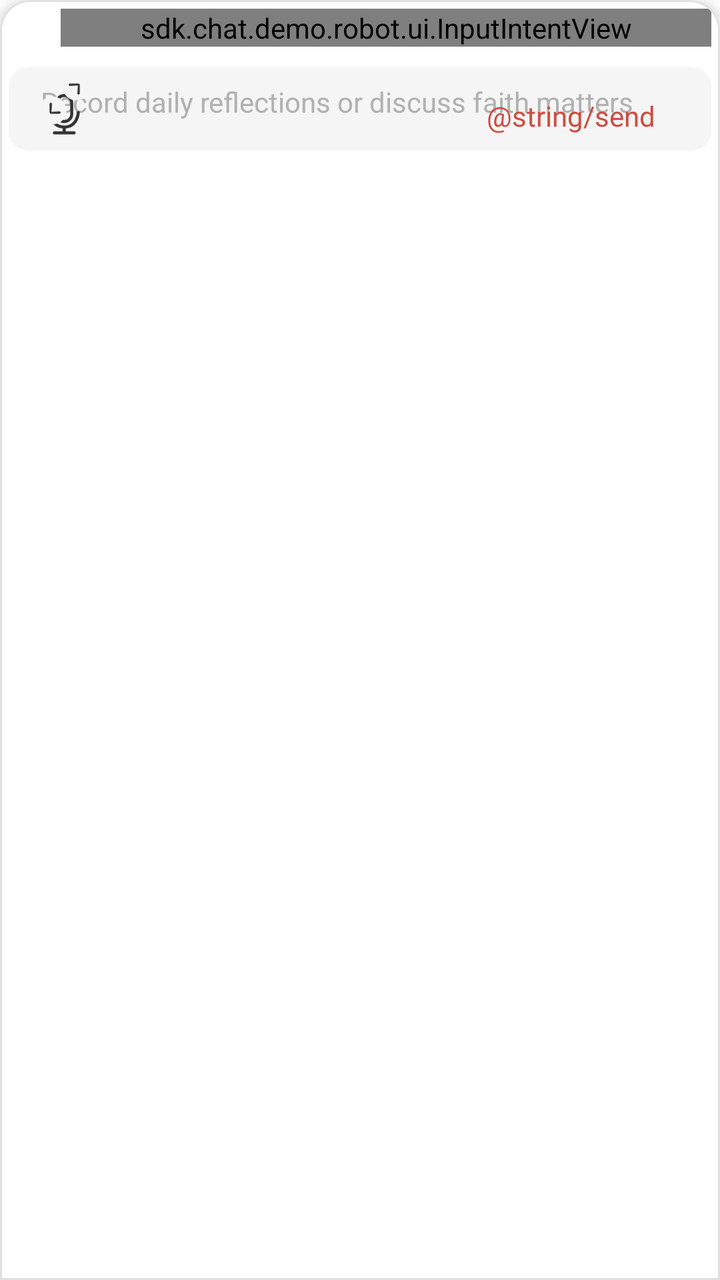
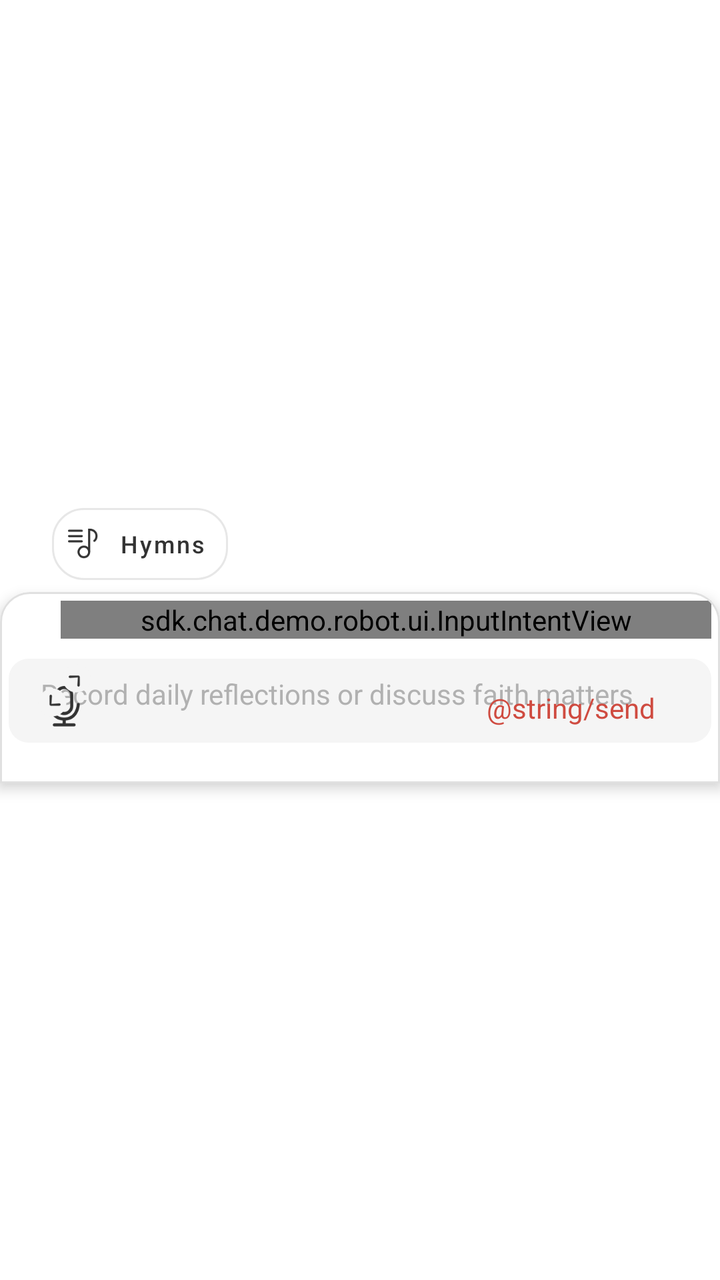

The first picture is an Android layout as it rendered before a commit; the second is the same layout after the commit. The layout source and the unified diff follow.
<!-- AndroidManifest.xml: application theme GGTheme -->
<!-- res/layout/view_message_input.xml -->
<com.google.android.material.card.MaterialCardView xmlns:android="http://schemas.android.com/apk/res/android"
    xmlns:app="http://schemas.android.com/apk/res-auto"
    android:layout_width="match_parent"
    android:layout_height="wrap_content"
    app:cardBackgroundColor="@color/white"
    app:cardElevation="4dp"
    app:shapeAppearanceOverlay="@style/TopRoundedCard"
    app:strokeColor="#E0E0E0"
    app:strokeWidth="1dp">

    <LinearLayout
        android:layout_width="match_parent"
        android:layout_height="wrap_content"
        android:gravity="center_vertical"
        android:orientation="vertical">

        <sdk.chat.demo.robot.ui.InputIntentView
            android:id="@+id/inputIntent"
            android:layout_width="match_parent"
            android:layout_height="wrap_content"
            android:layout_marginLeft="26dp"/>

        <FrameLayout
            android:layout_width="match_parent"
            android:layout_height="wrap_content"
            android:gravity="center_vertical"
            android:orientation="vertical"
            android:paddingTop="10dp"
            android:paddingBottom="16dp">

            <LinearLayout
                android:id="@+id/inputContainer"
                android:layout_width="match_parent"
                android:layout_height="wrap_content"
                android:background="@drawable/edittext_rounded_bg"
                android:orientation="vertical">

                <EditText
                    android:id="@+id/messagePrompt"
                    android:layout_width="match_parent"
                    android:layout_height="wrap_content"
                    android:layout_marginStart="8dp"
                    android:layout_marginEnd="8dp"
                    android:background="@color/transparent"
                    android:inputType="textAutoCorrect|textAutoComplete|textMultiLine|textCapSentences"
                    android:paddingLeft="8dp"
                    android:paddingTop="8dp"
                    android:paddingRight="8dp"
                    android:textColor="@color/text_prompt"
                    android:textSize="14sp"
                    android:visibility="gone" />

                <EditText
                    android:id="@id/messageInput"
                    android:layout_width="match_parent"
                    android:layout_height="match_parent"
                    android:layout_marginStart="8dp"
                    android:layout_marginEnd="8dp"
                    android:background="@color/transparent"
                    android:gravity="top|left"
                    android:hint="@string/msg_input_hint"
                    android:inputType="textAutoCorrect|textAutoComplete|textMultiLine|textCapSentences"
                    android:maxLines="6"
                    android:minHeight="42dp"
                    android:padding="8dp"
                    android:textColorHint="@color/text_gray"
                    android:textSize="14sp" />
            </LinearLayout>

            <FrameLayout
                android:layout_width="wrap_content"
                android:layout_height="wrap_content"
                android:layout_gravity="bottom|left"
                android:layout_marginLeft="12dp">

                <sdk.chat.demo.robot.ui.CircleOverlayView
                    android:id="@+id/circleOverlay"
                    android:layout_width="40dp"
                    android:layout_height="40dp"
                    android:layout_gravity="center"
                    android:visibility="gone"
                    app:circleColor="#ffCF4B40"
                    app:ringColor="#59CF4B40"
                    app:ringWidth="4dp" />

                <ImageView
                    android:id="@id/attachmentButton"
                    android:layout_width="wrap_content"
                    android:layout_height="wrap_content"
                    android:layout_gravity="center"
                    android:padding="8dp"
                    android:src="@mipmap/ic_audio" />
            </FrameLayout>

            <FrameLayout
                android:id="@+id/buttonContainer"
                android:layout_width="wrap_content"
                android:layout_height="wrap_content"
                android:layout_gravity="bottom|right"
                android:layout_marginRight="20dp">

                <ImageView
                    android:id="@+id/messageStopButton"
                    android:layout_width="wrap_content"
                    android:layout_height="wrap_content"
                    android:padding="8dp"
                    android:src="@mipmap/ic_stop_ai"
                    android:visibility="gone" />

                <TextView
                    android:id="@id/messageSendButton"
                    android:layout_width="wrap_content"
                    android:layout_height="wrap_content"
                    android:padding="8dp"
                    android:text="@string/send"
                    android:textColor="@color/item_text_selected"
                    android:textSize="14sp" />
            </FrameLayout>

            <ImageView
                android:id="@+id/editMode"
                android:layout_width="wrap_content"
                android:layout_height="wrap_content"
                android:layout_gravity="top|left"
                android:layout_marginLeft="4dp"
                android:paddingLeft="8dp"
                android:paddingRight="8dp"
                android:paddingBottom="8dp"
                android:src="@mipmap/ic_expand" />

        </FrameLayout>
    </LinearLayout>

</com.google.android.material.card.MaterialCardView>
<!-- resources referenced by this layout -->
<resources>
  <color name="item_text_selected">#FFCF4B40</color>
  <color name="text_gray">#B1B1B1</color>
  <color name="text_prompt">#69000000</color>
  <color name="transparent">#00000000</color>
  <color name="white">#FFFFFFFF</color>
  <!-- drawable edittext_rounded_bg (drawable) -->
  <?xml version="1.0" encoding="utf-8"?>
  <shape xmlns:android="http://schemas.android.com/apk/res/android"
      android:shape="rectangle">
  
  
  
  
  
  
      
      <solid android:color="@color/bg_gray_button" />
  
      
      <corners android:radius="10dp" />
  
  
  
  
  
  
  
  </shape>
  <!-- mipmap ic_audio: png bitmap (mipmap-hdpi, 1214 bytes) -->
  <!-- mipmap ic_expand: png bitmap (mipmap-hdpi, 1777 bytes) -->
  <!-- mipmap ic_stop_ai: png bitmap (mipmap-hdpi, 1419 bytes) -->
  <string name="msg_input_hint">Record daily reflections or discuss faith matters</string>
  <string name="send">发送</string>
  <style name="TopRoundedCard">
          <item name="cornerFamily">rounded</item>
          <item name="cornerSizeTopLeft">15dp</item>
          <item name="cornerSizeTopRight">15dp</item>
          <item name="cornerSizeBottomLeft">0dp</item>
          <item name="cornerSizeBottomRight">0dp</item>
      </style>
  <style name="GGTheme" parent="Theme.MaterialComponents.Light.Bridge">
          <item name="android:windowIsTranslucent">true</item>
  
          
  
          
          <item name="android:windowFullscreen">false</item>
          <item name="windowActionBar">false</item>
          <item name="android:windowActionBar">false</item>
          <item name="windowNoTitle">true</item>
          <item name="android:windowNoTitle">true</item>
          
          <item name="android:windowBackground">@color/white</item>
          
          <item name="android:navigationBarColor">@color/white</item>
          
          <item name="android:statusBarColor">@color/white</item>
  
  
  
  
  
          <item name="colorPrimary">@color/white</item>
          <item name="colorPrimaryDark">#2D8659</item>
  
          <item name="colorAccent">#339966</item>
          <item name="colorControlNormal">@color/text_primary</item>
  
          <item name="outcomingDefaultBubbleColor">#2D8659</item>
          <item name="outcomingDefaultBubblePressedColor">#2D8659</item>
  
  
  
  
      </style>
  <color name="bg_gray_button">#F5F5F5</color>
  <color name="text_primary">@android:color/black</color>
</resources>

<!-- the commit's change to res/layout/view_message_input.xml (unified diff, before → after) -->
@@ -1,134 +1,177 @@
-<com.google.android.material.card.MaterialCardView xmlns:android="http://schemas.android.com/apk/res/android"
+<LinearLayout xmlns:android="http://schemas.android.com/apk/res/android"
     xmlns:app="http://schemas.android.com/apk/res-auto"
     android:layout_width="match_parent"
     android:layout_height="wrap_content"
-    app:cardBackgroundColor="@color/white"
-    app:cardElevation="4dp"
-    app:shapeAppearanceOverlay="@style/TopRoundedCard"
-    app:strokeColor="#E0E0E0"
-    app:strokeWidth="1dp">
+    android:gravity="center_vertical"
+    android:orientation="vertical">
 
     <LinearLayout
+        android:id="@+id/menus"
         android:layout_width="match_parent"
         android:layout_height="wrap_content"
-        android:gravity="center_vertical"
-        android:orientation="vertical">
+        android:orientation="horizontal"
+        android:layout_marginLeft="26dp">
+        
 
-        <sdk.chat.demo.robot.ui.InputIntentView
-            android:id="@+id/inputIntent"
-            android:layout_width="match_parent"
+
+        <com.google.android.material.button.MaterialButton
+            android:id="@+id/hymns"
+            style="@style/ExploreButtonStyle"
+            android:layout_width="wrap_content"
             android:layout_height="wrap_content"
-            android:layout_marginLeft="26dp"/>
+            android:gravity="center"
+            android:paddingRight="4dp"
+            android:text="@string/hymns"
+            android:drawableLeft="@mipmap/ic_search_songs"
+            android:textSize="12sp"
+            app:cornerRadius="16dp" />
 
-        <FrameLayout
+        <com.google.android.material.button.MaterialButton
+            android:id="@+id/bible"
+            android:visibility="gone"
+            style="@style/ExploreButtonStyle"
+            android:layout_width="wrap_content"
+            android:layout_height="wrap_content"
+            android:layout_marginLeft="8dp"
+            android:gravity="center"
+            app:cornerRadius="16dp"
+            android:drawableLeft="@mipmap/ic_read_bible"
+            android:text="@string/read_bible"
+            android:textSize="12sp" />
+
+    </LinearLayout>
+
+    <com.google.android.material.card.MaterialCardView
+        android:layout_width="match_parent"
+        android:layout_height="wrap_content"
+        app:cardBackgroundColor="@color/white"
+        app:cardElevation="4dp"
+        app:shapeAppearanceOverlay="@style/TopRoundedCard"
+        app:strokeColor="#E0E0E0"
+        app:strokeWidth="1dp">
+
+        <LinearLayout
             android:layout_width="match_parent"
             android:layout_height="wrap_content"
             android:gravity="center_vertical"
-            android:orientation="vertical"
-            android:paddingTop="10dp"
-            android:paddingBottom="16dp">
+            android:orientation="vertical">
 
-            <LinearLayout
-                android:id="@+id/inputContainer"
+            <sdk.chat.demo.robot.ui.InputIntentView
+                android:id="@+id/inputIntent"
                 android:layout_width="match_parent"
                 android:layout_height="wrap_content"
-                android:background="@drawable/edittext_rounded_bg"
-                android:orientation="vertical">
+                android:layout_marginLeft="26dp" />
 
-                <EditText
-                    android:id="@+id/messagePrompt"
+            <FrameLayout
+                android:layout_width="match_parent"
+                android:layout_height="wrap_content"
+                android:gravity="center_vertical"
+                android:orientation="vertical"
+                android:paddingTop="10dp"
+                android:paddingBottom="16dp">
+
+                <LinearLayout
+                    android:id="@+id/inputContainer"
                     android:layout_width="match_parent"
                     android:layout_height="wrap_content"
-                    android:layout_marginStart="8dp"
-                    android:layout_marginEnd="8dp"
-                    android:background="@color/transparent"
-                    android:inputType="textAutoCorrect|textAutoComplete|textMultiLine|textCapSentences"
-                    android:paddingLeft="8dp"
-                    android:paddingTop="8dp"
-                    android:paddingRight="8dp"
-                    android:textColor="@color/text_prompt"
-                    android:textSize="14sp"
-                    android:visibility="gone" />
+                    android:background="@drawable/edittext_rounded_bg"
+                    android:orientation="vertical">
 
-                <EditText
-                    android:id="@id/messageInput"
-                    android:layout_width="match_parent"
-                    android:layout_height="match_parent"
-                    android:layout_marginStart="8dp"
-                    android:layout_marginEnd="8dp"
-                    android:background="@color/transparent"
-                    android:gravity="top|left"
-                    android:hint="@string/msg_input_hint"
-                    android:inputType="textAutoCorrect|textAutoComplete|textMultiLine|textCapSentences"
-                    android:maxLines="6"
-                    android:minHeight="42dp"
-                    android:padding="8dp"
-                    android:textColorHint="@color/text_gray"
-                    android:textSize="14sp" />
-            </LinearLayout>
+                    <EditText
+                        android:id="@+id/messagePrompt"
+                        android:layout_width="match_parent"
+                        android:layout_height="wrap_content"
+                        android:layout_marginStart="8dp"
+                        android:layout_marginEnd="8dp"
+                        android:background="@color/transparent"
+                        android:inputType="textAutoCorrect|textAutoComplete|textMultiLine|textCapSentences"
+                        android:paddingLeft="8dp"
+                        android:paddingTop="8dp"
+                        android:paddingRight="8dp"
+                        android:textColor="@color/text_prompt"
+                        android:textSize="14sp"
+                        android:visibility="gone" />
 
-            <FrameLayout
-                android:layout_width="wrap_content"
-                android:layout_height="wrap_content"
-                android:layout_gravity="bottom|left"
-                android:layout_marginLeft="12dp">
+                    <EditText
+                        android:id="@id/messageInput"
+                        android:layout_width="match_parent"
+                        android:layout_height="match_parent"
+                        android:layout_marginStart="8dp"
+                        android:layout_marginEnd="8dp"
+                        android:background="@color/transparent"
+                        android:gravity="top|left"
+                        android:hint="@string/hint_msg_input"
+                        android:inputType="textAutoCorrect|textAutoComplete|textMultiLine|textCapSentences"
+                        android:maxLines="6"
+                        android:minHeight="42dp"
+                        android:padding="8dp"
+                        android:textColorHint="@color/text_gray"
+                        android:textSize="14sp" />
+                </LinearLayout>
 
-                <sdk.chat.demo.robot.ui.CircleOverlayView
-                    android:id="@+id/circleOverlay"
-                    android:layout_width="40dp"
-                    android:layout_height="40dp"
-                    android:layout_gravity="center"
-                    android:visibility="gone"
-                    app:circleColor="#ffCF4B40"
-                    app:ringColor="#59CF4B40"
-                    app:ringWidth="4dp" />
+                <FrameLayout
+                    android:layout_width="wrap_content"
+                    android:layout_height="wrap_content"
+                    android:layout_gravity="bottom|left"
+                    android:layout_marginLeft="12dp">
+
+                    <sdk.chat.demo.robot.ui.CircleOverlayView
+                        android:id="@+id/circleOverlay"
+                        android:layout_width="40dp"
+                        android:layout_height="40dp"
+                        android:layout_gravity="center"
+                        android:visibility="gone"
+                        app:circleColor="#ffCF4B40"
+                        app:ringColor="#59CF4B40"
+                        app:ringWidth="4dp" />
+
+                    <ImageView
+                        android:id="@id/attachmentButton"
+                        android:layout_width="wrap_content"
+                        android:layout_height="wrap_content"
+                        android:layout_gravity="center"
+                        android:padding="8dp"
+                        android:src="@mipmap/ic_audio" />
+                </FrameLayout>
+
+                <FrameLayout
+                    android:id="@+id/buttonContainer"
+                    android:layout_width="wrap_content"
+                    android:layout_height="wrap_content"
+                    android:layout_gravity="bottom|right"
+                    android:layout_marginRight="20dp">
+
+                    <ImageView
+                        android:id="@+id/messageStopButton"
+                        android:layout_width="wrap_content"
+                        android:layout_height="wrap_content"
+                        android:padding="8dp"
+                        android:src="@mipmap/ic_stop_ai"
+                        android:visibility="gone" />
+
+                    <TextView
+                        android:id="@id/messageSendButton"
+                        android:layout_width="wrap_content"
+                        android:layout_height="wrap_content"
+                        android:padding="8dp"
+                        android:text="@string/send"
+                        android:textColor="@color/item_text_selected"
+                        android:textSize="14sp" />
+                </FrameLayout>
 
                 <ImageView
-                    android:id="@id/attachmentButton"
+                    android:id="@+id/editMode"
                     android:layout_width="wrap_content"
                     android:layout_height="wrap_content"
-                    android:layout_gravity="center"
-                    android:padding="8dp"
-                    android:src="@mipmap/ic_audio" />
+                    android:layout_gravity="top|left"
+                    android:layout_marginLeft="4dp"
+                    android:paddingLeft="8dp"
+                    android:paddingRight="8dp"
+                    android:paddingBottom="8dp"
+                    android:src="@mipmap/ic_expand" />
+
             </FrameLayout>
+        </LinearLayout>
 
-            <FrameLayout
-                android:id="@+id/buttonContainer"
-                android:layout_width="wrap_content"
-                android:layout_height="wrap_content"
-                android:layout_gravity="bottom|right"
-                android:layout_marginRight="20dp">
-
-                <ImageView
-                    android:id="@+id/messageStopButton"
-                    android:layout_width="wrap_content"
-                    android:layout_height="wrap_content"
-                    android:padding="8dp"
-                    android:src="@mipmap/ic_stop_ai"
-                    android:visibility="gone" />
-
-                <TextView
-                    android:id="@id/messageSendButton"
-                    android:layout_width="wrap_content"
-                    android:layout_height="wrap_content"
-                    android:padding="8dp"
-                    android:text="@string/send"
-                    android:textColor="@color/item_text_selected"
-                    android:textSize="14sp" />
-            </FrameLayout>
-
-            <ImageView
-                android:id="@+id/editMode"
-                android:layout_width="wrap_content"
-                android:layout_height="wrap_content"
-                android:layout_gravity="top|left"
-                android:layout_marginLeft="4dp"
-                android:paddingLeft="8dp"
-                android:paddingRight="8dp"
-                android:paddingBottom="8dp"
-                android:src="@mipmap/ic_expand" />
-
-        </FrameLayout>
-    </LinearLayout>
-
-</com.google.android.material.card.MaterialCardView>
+    </com.google.android.material.card.MaterialCardView>
+</LinearLayout>
<!-- resource entries referenced after the edit -->
@@ -30,9 +30,31 @@
   </shape>
   <!-- mipmap ic_audio: png bitmap (mipmap-hdpi, 1214 bytes) -->
   <!-- mipmap ic_expand: png bitmap (mipmap-hdpi, 1777 bytes) -->
+  <!-- mipmap ic_read_bible: png bitmap (mipmap-hdpi, 1178 bytes) -->
+  <!-- mipmap ic_search_songs: png bitmap (mipmap-hdpi, 779 bytes) -->
   <!-- mipmap ic_stop_ai: png bitmap (mipmap-hdpi, 1419 bytes) -->
-  <string name="msg_input_hint">Record daily reflections or discuss faith matters</string>
+  <string name="hint_msg_input">Record daily reflections or discuss faith matters</string>
+  <string name="hymns">Hymns</string>
+  <string name="read_bible">Read Bible</string>
   <string name="send">发送</string>
+  <style name="ExploreButtonStyle" parent="Widget.MaterialComponents.Button">
+          <item name="android:layout_width">match_parent</item>
+          <item name="android:layout_height">wrap_content</item>
+          <item name="android:elevation">0dp</item>
+          <item name="android:stateListAnimator">@null</item>
+          <item name="cornerRadius">10dp</item>
+          <item name="android:lineSpacingExtra">8dp</item>
+          <item name="android:textSize">17sp</item>
+          <item name="android:padding">8dp</item>
+          <item name="strokeColor">#E7E7E7</item>
+          <item name="strokeWidth">1dp</item>
+          <item name="backgroundTint">@color/white</item>
+          <item name="android:textColor">@color/item_text_normal</item>
+          <item name="rippleColor">#20000000</item>
+          <item name="android:gravity">start</item>
+          <item name="layout_alignSelf">flex_start</item>
+          <item name="android:textAllCaps">false</item>
+      </style>
   <style name="TopRoundedCard">
           <item name="cornerFamily">rounded</item>
           <item name="cornerSizeTopLeft">15dp</item>
@@ -76,6 +98,7 @@
   
       </style>
   <color name="bg_gray_button">#F5F5F5</color>
+  <color name="item_text_normal">#333333</color>
   <color name="text_primary">@android:color/black</color>
 </resources>
 
